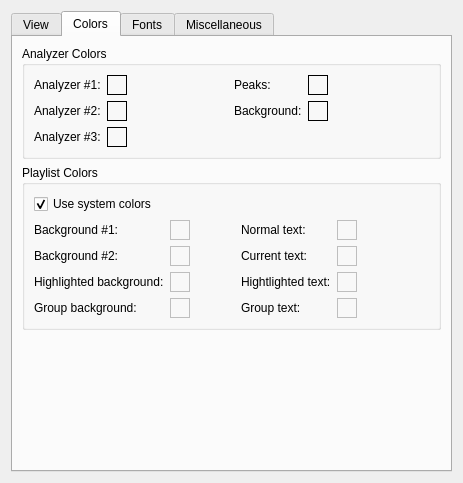
Above: qmmp-plugin-pack/src/Ui/qsui/forms/qsuisettings.ui from djdron/qmmp before the change. Below: the same form after it.
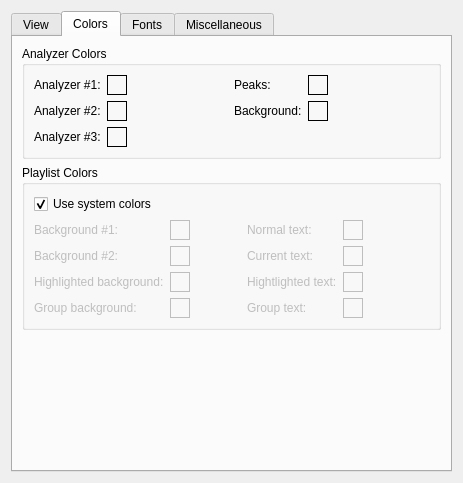
That is the form after the change. The open tabs and pages were chosen to show the change. Custom widgets are drawn as their Qt base class.

Commit message: qsui: fixed color settings (#763)

```diff
--- a/qmmp-plugin-pack/src/Ui/qsui/forms/qsuisettings.ui
+++ b/qmmp-plugin-pack/src/Ui/qsui/forms/qsuisettings.ui
@@ -168,7 +168,7 @@
       <attribute name="title">
        <string>Colors</string>
       </attribute>
-      <layout class="QVBoxLayout" name="verticalLayout_5">
+      <layout class="QVBoxLayout" name="verticalLayout_7">
        <item>
         <widget class="QGroupBox" name="groupBox_4">
          <property name="title">
@@ -388,87 +388,8 @@
          <property name="title">
           <string>Playlist Colors</string>
          </property>
-         <layout class="QGridLayout" name="gridLayout_5">
-          <item row="1" column="2" rowspan="3">
-           <spacer name="horizontalSpacer_5">
-            <property name="orientation">
-             <enum>Qt::Horizontal</enum>
-            </property>
-            <property name="sizeHint" stdset="0">
-             <size>
-              <width>40</width>
-              <height>43</height>
-             </size>
-            </property>
-           </spacer>
-          </item>
-          <item row="4" column="1">
-           <widget class="ColorWidget" name="plGrBgColor">
-            <property name="enabled">
-             <bool>false</bool>
-            </property>
-            <property name="sizePolicy">
-             <sizepolicy hsizetype="Fixed" vsizetype="Fixed">
-              <horstretch>0</horstretch>
-              <verstretch>0</verstretch>
-             </sizepolicy>
-            </property>
-            <property name="minimumSize">
-             <size>
-              <width>20</width>
-              <height>20</height>
-             </size>
-            </property>
-            <property name="frameShape">
-             <enum>QFrame::Box</enum>
-            </property>
-            <property name="frameShadow">
-             <enum>QFrame::Plain</enum>
-            </property>
-           </widget>
-          </item>
-          <item row="1" column="0">
-           <widget class="QLabel" name="label_7">
-            <property name="text">
-             <string>Background #1:</string>
-            </property>
-           </widget>
-          </item>
-          <item row="3" column="3">
-           <widget class="QLabel" name="label_12">
-            <property name="text">
-             <string>Hightlighted text:</string>
-            </property>
-           </widget>
-          </item>
-          <item row="1" column="5" rowspan="3">
-           <spacer name="horizontalSpacer_6">
-            <property name="orientation">
-             <enum>Qt::Horizontal</enum>
-            </property>
-            <property name="sizeHint" stdset="0">
-             <size>
-              <width>66</width>
-              <height>68</height>
-             </size>
-            </property>
-           </spacer>
-          </item>
-          <item row="2" column="3">
-           <widget class="QLabel" name="label_11">
-            <property name="text">
-             <string>Current text:</string>
-            </property>
-           </widget>
-          </item>
-          <item row="4" column="3">
-           <widget class="QLabel" name="label_15">
-            <property name="text">
-             <string>Group text:</string>
-            </property>
-           </widget>
-          </item>
-          <item row="0" column="0" colspan="6">
+         <layout class="QVBoxLayout" name="_2">
+          <item>
            <widget class="QCheckBox" name="plSystemColorsCheckBox">
             <property name="text">
              <string>Use system colors</string>
@@ -478,35 +399,23 @@
             </property>
            </widget>
           </item>
-          <item row="3" column="1">
-           <widget class="ColorWidget" name="plHlColor">
+          <item>
+           <widget class="QWidget" name="widget_2" native="true">
             <property name="enabled">
              <bool>false</bool>
             </property>
-            <property name="sizePolicy">
-             <sizepolicy hsizetype="Fixed" vsizetype="Fixed">
-              <horstretch>0</horstretch>
-              <verstretch>0</verstretch>
-             </sizepolicy>
-            </property>
-            <property name="minimumSize">
-             <size>
-              <width>20</width>
-              <height>20</height>
-             </size>
-            </property>
-            <property name="maximumSize">
-             <size>
-              <width>20</width>
-              <height>20</height>
-             </size>
-            </property>
-            <property name="frameShape">
-             <enum>QFrame::Box</enum>
+            <layout class="QGridLayout" name="gridLayout_2">
+             <property name="margin">
+              <number>0</number>
+             </property>
+             <item row="0" column="0">
+              <widget class="QLabel" name="label_7">
+               <property name="text">
+                <string>Background #1:</string>
             </property>
            </widget>
           </item>
-          <item row="1" column="1">
+             <item row="0" column="1">
            <widget class="ColorWidget" name="plBg1Color">
             <property name="enabled">
              <bool>false</bool>
@@ -534,7 +443,14 @@
             </property>
            </widget>
           </item>
-          <item row="1" column="4">
+             <item row="0" column="3">
+              <widget class="QLabel" name="label_10">
+               <property name="text">
+                <string>Normal text:</string>
+               </property>
+              </widget>
+             </item>
+             <item row="0" column="4">
            <widget class="ColorWidget" name="plTextNormalColor">
             <property name="enabled">
              <bool>false</bool>
@@ -562,35 +478,14 @@
             </property>
            </widget>
           </item>
-          <item row="2" column="4">
-           <widget class="ColorWidget" name="plTextCurrentColor">
-            <property name="enabled">
-             <bool>false</bool>
-            </property>
-            <property name="sizePolicy">
-             <sizepolicy hsizetype="Fixed" vsizetype="Fixed">
-              <horstretch>0</horstretch>
-              <verstretch>0</verstretch>
-             </sizepolicy>
-            </property>
-            <property name="minimumSize">
-             <size>
-              <width>20</width>
-              <height>20</height>
-             </size>
-            </property>
-            <property name="maximumSize">
-             <size>
-              <width>20</width>
-              <height>20</height>
-             </size>
-            </property>
-            <property name="frameShape">
-             <enum>QFrame::Box</enum>
+             <item row="1" column="0">
+              <widget class="QLabel" name="label_8">
+               <property name="text">
+                <string>Background #2:</string>
             </property>
            </widget>
           </item>
-          <item row="2" column="1">
+             <item row="1" column="1">
            <widget class="ColorWidget" name="plBg2Color">
             <property name="enabled">
              <bool>false</bool>
@@ -618,21 +513,84 @@
             </property>
            </widget>
           </item>
-          <item row="3" column="0">
+             <item row="1" column="3">
+              <widget class="QLabel" name="label_11">
+               <property name="text">
+                <string>Current text:</string>
+               </property>
+              </widget>
+             </item>
+             <item row="1" column="4">
+              <widget class="ColorWidget" name="plTextCurrentColor">
+               <property name="enabled">
+                <bool>false</bool>
+               </property>
+               <property name="sizePolicy">
+                <sizepolicy hsizetype="Fixed" vsizetype="Fixed">
+                 <horstretch>0</horstretch>
+                 <verstretch>0</verstretch>
+                </sizepolicy>
+               </property>
+               <property name="minimumSize">
+                <size>
+                 <width>20</width>
+                 <height>20</height>
+                </size>
+               </property>
+               <property name="maximumSize">
+                <size>
+                 <width>20</width>
+                 <height>20</height>
+                </size>
+               </property>
+               <property name="frameShape">
+                <enum>QFrame::Box</enum>
+               </property>
+              </widget>
+             </item>
+             <item row="2" column="0">
            <widget class="QLabel" name="label_9">
             <property name="text">
              <string>Highlighted background:</string>
             </property>
            </widget>
           </item>
-          <item row="2" column="0">
-           <widget class="QLabel" name="label_8">
+             <item row="2" column="1">
+              <widget class="ColorWidget" name="plHlColor">
+               <property name="enabled">
+                <bool>false</bool>
+               </property>
+               <property name="sizePolicy">
+                <sizepolicy hsizetype="Fixed" vsizetype="Fixed">
+                 <horstretch>0</horstretch>
+                 <verstretch>0</verstretch>
+                </sizepolicy>
+               </property>
+               <property name="minimumSize">
+                <size>
+                 <width>20</width>
+                 <height>20</height>
+                </size>
+               </property>
+               <property name="maximumSize">
+                <size>
+                 <width>20</width>
+                 <height>20</height>
+                </size>
+               </property>
+               <property name="frameShape">
+                <enum>QFrame::Box</enum>
+               </property>
+              </widget>
+             </item>
+             <item row="2" column="3">
+              <widget class="QLabel" name="label_12">
             <property name="text">
-             <string>Background #2:</string>
+                <string>Hightlighted text:</string>
             </property>
            </widget>
           </item>
-          <item row="3" column="4">
+             <item row="2" column="4">
            <widget class="ColorWidget" name="plTextHlCurrentColor">
             <property name="enabled">
              <bool>false</bool>
@@ -663,45 +621,99 @@
             </property>
            </widget>
           </item>
-          <item row="4" column="4">
-           <widget class="ColorWidget" name="plGrTextColor">
-            <property name="enabled">
-             <bool>false</bool>
-            </property>
-            <property name="sizePolicy">
-             <sizepolicy hsizetype="Fixed" vsizetype="Fixed">
-              <horstretch>0</horstretch>
-              <verstretch>0</verstretch>
-             </sizepolicy>
-            </property>
-            <property name="minimumSize">
-             <size>
-              <width>20</width>
-              <height>20</height>
-             </size>
-            </property>
-            <property name="frameShape">
-             <enum>QFrame::Box</enum>
-            </property>
-            <property name="frameShadow">
-             <enum>QFrame::Plain</enum>
-            </property>
-           </widget>
-          </item>
-          <item row="1" column="3">
-           <widget class="QLabel" name="label_10">
-            <property name="text">
-             <string>Normal text:</string>
-            </property>
-           </widget>
-          </item>
-          <item row="4" column="0">
+             <item row="3" column="0">
            <widget class="QLabel" name="label_14">
             <property name="text">
              <string>Group background:</string>
             </property>
            </widget>
           </item>
+             <item row="3" column="1">
+              <widget class="ColorWidget" name="plGrBgColor">
+               <property name="enabled">
+                <bool>false</bool>
+               </property>
+               <property name="sizePolicy">
+                <sizepolicy hsizetype="Fixed" vsizetype="Fixed">
+                 <horstretch>0</horstretch>
+                 <verstretch>0</verstretch>
+                </sizepolicy>
+               </property>
+               <property name="minimumSize">
+                <size>
+                 <width>20</width>
+                 <height>20</height>
+                </size>
+               </property>
+               <property name="frameShape">
+                <enum>QFrame::Box</enum>
+               </property>
+               <property name="frameShadow">
+                <enum>QFrame::Plain</enum>
+               </property>
+              </widget>
+             </item>
+             <item row="3" column="3">
+              <widget class="QLabel" name="label_15">
+               <property name="text">
+                <string>Group text:</string>
+               </property>
+              </widget>
+             </item>
+             <item row="3" column="4">
+              <widget class="ColorWidget" name="plGrTextColor">
+               <property name="enabled">
+                <bool>false</bool>
+               </property>
+               <property name="sizePolicy">
+                <sizepolicy hsizetype="Fixed" vsizetype="Fixed">
+                 <horstretch>0</horstretch>
+                 <verstretch>0</verstretch>
+                </sizepolicy>
+               </property>
+               <property name="minimumSize">
+                <size>
+                 <width>20</width>
+                 <height>20</height>
+                </size>
+               </property>
+               <property name="frameShape">
+                <enum>QFrame::Box</enum>
+               </property>
+               <property name="frameShadow">
+                <enum>QFrame::Plain</enum>
+               </property>
+              </widget>
+             </item>
+             <item row="0" column="5" rowspan="4">
+              <spacer name="horizontalSpacer_6">
+               <property name="orientation">
+                <enum>Qt::Horizontal</enum>
+               </property>
+               <property name="sizeHint" stdset="0">
+                <size>
+                 <width>66</width>
+                 <height>68</height>
+                </size>
+               </property>
+              </spacer>
+             </item>
+             <item row="0" column="2" rowspan="4">
+              <spacer name="horizontalSpacer_5">
+               <property name="orientation">
+                <enum>Qt::Horizontal</enum>
+               </property>
+               <property name="sizeHint" stdset="0">
+                <size>
+                 <width>40</width>
+                 <height>43</height>
+                </size>
+               </property>
+              </spacer>
+             </item>
+            </layout>
+           </widget>
+          </item>
          </layout>
         </widget>
        </item>
```
Left out of the diff: 28 changed lines with no effect on the pictures. Lines whose indentation alone changed are shown as unchanged.
